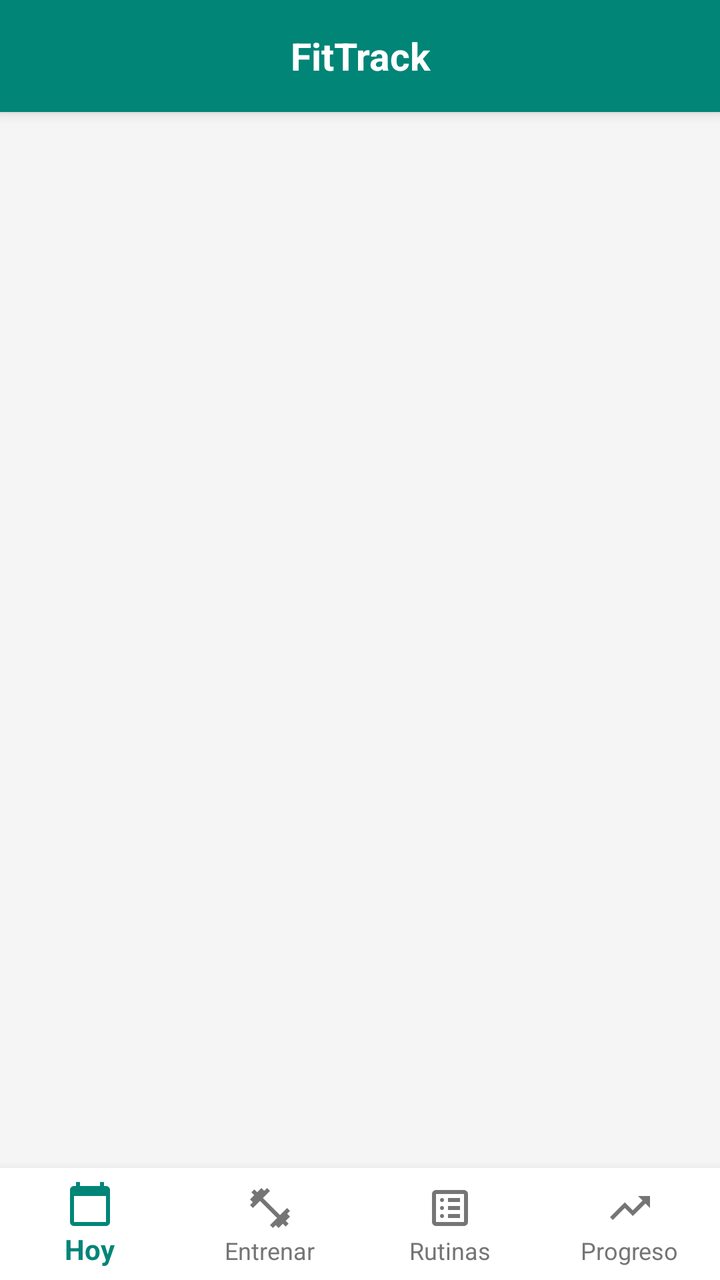
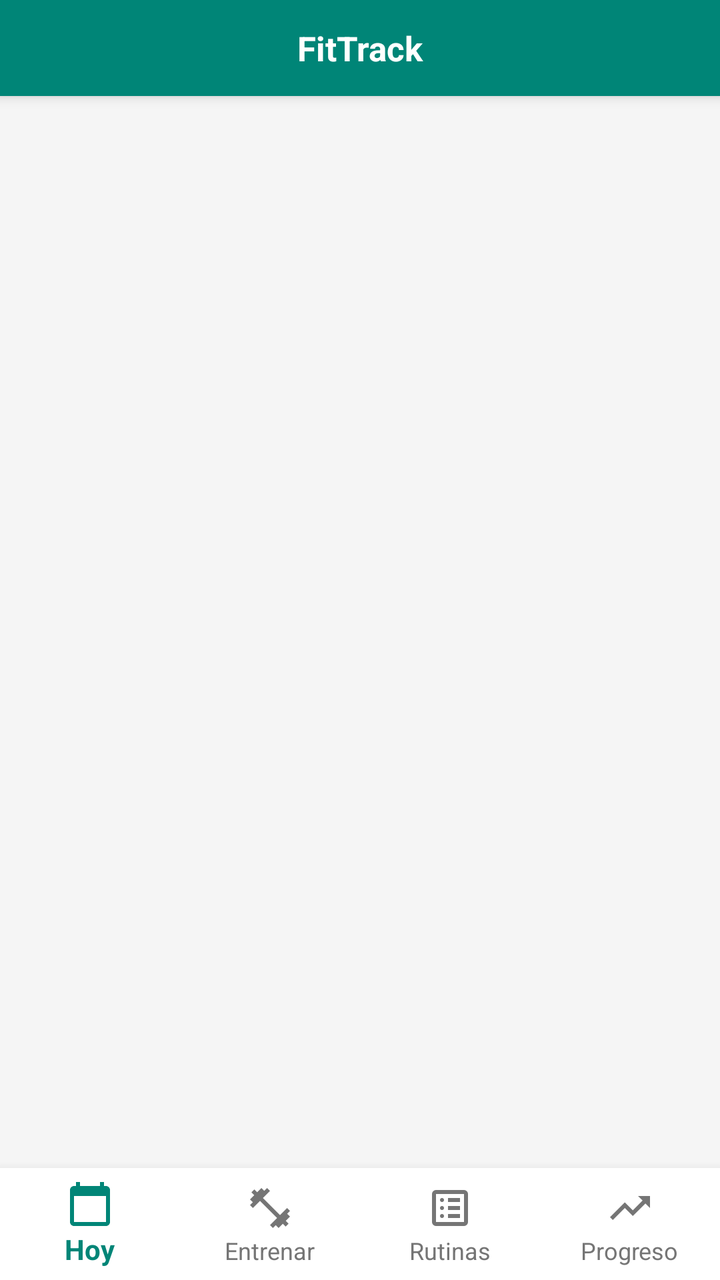

Two renders of the same Android screen: before a commit and after it. Below are the layout's source before the change and the commit's diff.
<!-- AndroidManifest.xml: application theme Theme.FitTrackAndroid -->
<!-- res/layout/activity_main.xml -->
<?xml version="1.0" encoding="utf-8"?>
<LinearLayout xmlns:android="http://schemas.android.com/apk/res/android"
    xmlns:app="http://schemas.android.com/apk/res-auto"
    android:id="@+id/layoutPrincipal"
    android:layout_width="match_parent"
    android:layout_height="match_parent"
    android:fitsSystemWindows="true"
    android:orientation="vertical">

    
    <TextView
        android:id="@+id/tvToolbarTituloMain"
        android:layout_width="match_parent"
        android:layout_height="56dp"
        android:background="@color/colorPrimary"
        android:elevation="4dp"
        android:gravity="center"
        android:paddingHorizontal="@dimen/spacing_md"
        android:text="@string/tvToolbarTituloMain"
        android:textColor="@color/colorOnPrimary"
        android:textSize="19sp"
        android:textStyle="bold" />

    
    <FrameLayout
        android:id="@+id/fragmentContainer"
        android:layout_width="match_parent"
        android:layout_height="0dp"
        android:layout_weight="1" />

    
    <com.google.android.material.bottomnavigation.BottomNavigationView
        android:id="@+id/bottomNavigation"
        android:layout_width="match_parent"
        android:layout_height="wrap_content"
        android:background="@color/colorSurface"
        app:labelVisibilityMode="labeled"
        app:itemIconTint="@color/bottom_nav_item_color"
        app:itemTextColor="@color/bottom_nav_item_color"
        app:menu="@menu/bottom_navigation_menu" />
</LinearLayout>
<!-- resources referenced by this layout -->
<resources>
  <color name="colorOnPrimary">#FFFFFFFF</color>
  <color name="colorPrimary">#008577</color>
  <color name="colorSurface">#FFFFFFFF</color>
  <dimen name="spacing_md">12dp</dimen>
  <string name="tvToolbarTituloMain">FitTrack</string>
  <style name="Theme.FitTrackAndroid" parent="Base.Theme.FitTrackAndroid" />
  <style name="Base.Theme.FitTrackAndroid" parent="Theme.AppCompat.Light.NoActionBar">
          <item name="android:windowBackground">@color/colorBackground</item>
          <item name="android:statusBarColor">@color/colorPrimaryDark</item>
          <item name="android:navigationBarColor">@color/black</item>
          <item name="android:windowLightStatusBar">false</item>
          <item name="android:colorAccent">@color/colorPrimary</item>
          <item name="colorPrimary">@color/colorPrimary</item>
          <item name="colorPrimaryDark">@color/colorPrimaryDark</item>
          <item name="colorAccent">@color/colorActionConfirm</item>
      </style>
  <color name="colorBackground">#F5F5F5</color>
  <color name="colorPrimaryDark">#00574B</color>
  <color name="black">#FF000000</color>
  <color name="colorActionConfirm">#03DAC5</color>
</resources>

<!-- the commit's change to res/layout/activity_main.xml (unified diff, before → after) -->
@@ -11,14 +11,14 @@
     <TextView
         android:id="@+id/tvToolbarTituloMain"
         android:layout_width="match_parent"
-        android:layout_height="56dp"
+        android:layout_height="48dp"
         android:background="@color/colorPrimary"
         android:elevation="4dp"
         android:gravity="center"
         android:paddingHorizontal="@dimen/spacing_md"
         android:text="@string/tvToolbarTituloMain"
         android:textColor="@color/colorOnPrimary"
-        android:textSize="19sp"
+        android:textSize="17sp"
         android:textStyle="bold" />
 
     
